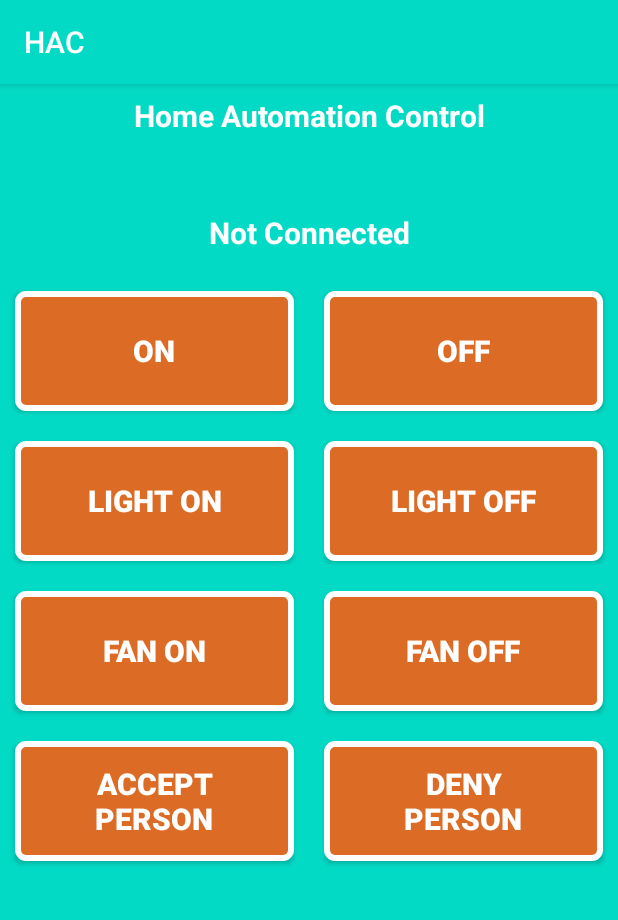
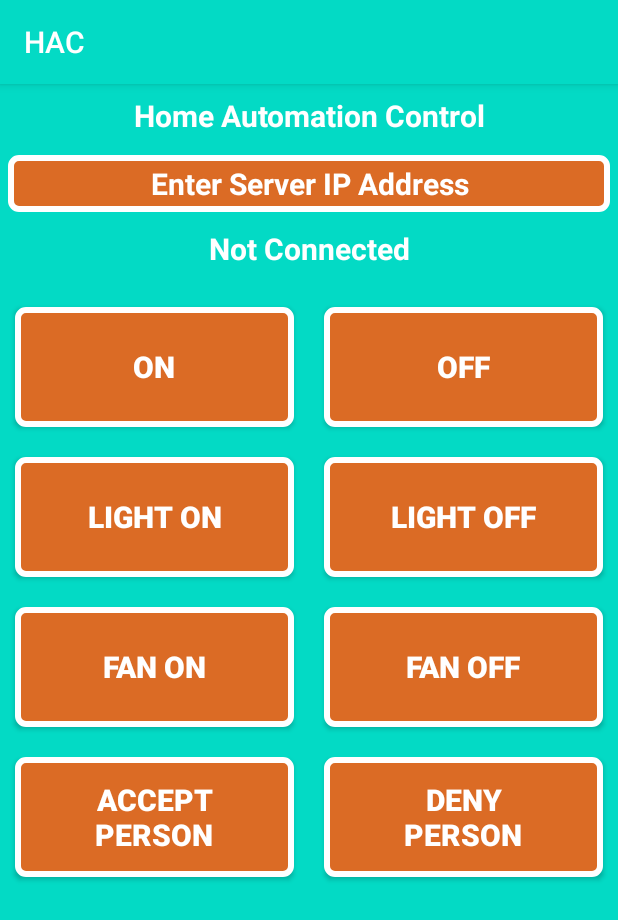
Before and after one commit to rehan-ullah/ServerClient, an Android app: the screen it shows after launch (MainActivity), on a phone screen of 412 x 824 dp. Shown: the top 920 px of the screen. Run offline under Robolectric (Android 15) with nearby library versions, the phone set to English and light mode, and no system bars.

```diff
--- a/app/src/main/res/layout/activity_main.xml
+++ b/app/src/main/res/layout/activity_main.xml
@@ -3,8 +3,7 @@
     xmlns:tools="http://schemas.android.com/tools"
     android:layout_width="match_parent"
     android:layout_height="match_parent"
-    android:background="@color/colorAccent"
-    tools:context=".MainActivity">
+    android:background="@color/colorAccent">
 
     <LinearLayout
         android:layout_width="match_parent"
@@ -25,10 +24,16 @@
             android:layout_width="match_parent"
             android:layout_height="wrap_content"
             android:padding="5dp"
+            android:layout_margin="5dp"
             android:textAlignment="center"
-            android:background="@null"
+            android:background="@drawable/btn_back"
             android:id="@+id/ipaddressField"
+            android:singleLine="true"
+            android:hint="@string/hint"
+            android:lines="1"
+            android:maxLines="1"
             android:textColor="@color/colorWhite"
+            android:textColorHint="@color/colorWhite"
             android:textSize="20sp"
             android:textStyle="bold" />
 
--- a/app/src/main/res/values/strings.xml
+++ b/app/src/main/res/values/strings.xml
@@ -13,5 +13,8 @@
     <string name="ipadd">Server IP Address</string>
     <string name="connected">Connected</string>
     <string name="nconnected">Not Connected</string>
+    <string name="hint">Enter Server IP Address</string>
+    <string name="left">Client Left</string>
+
 
 </resources>
```
Also changed, not shown: app/src/main/java/com/kuicksoft/serverclient/MainActivity.java (+55 -51 lines), 1 other file.
